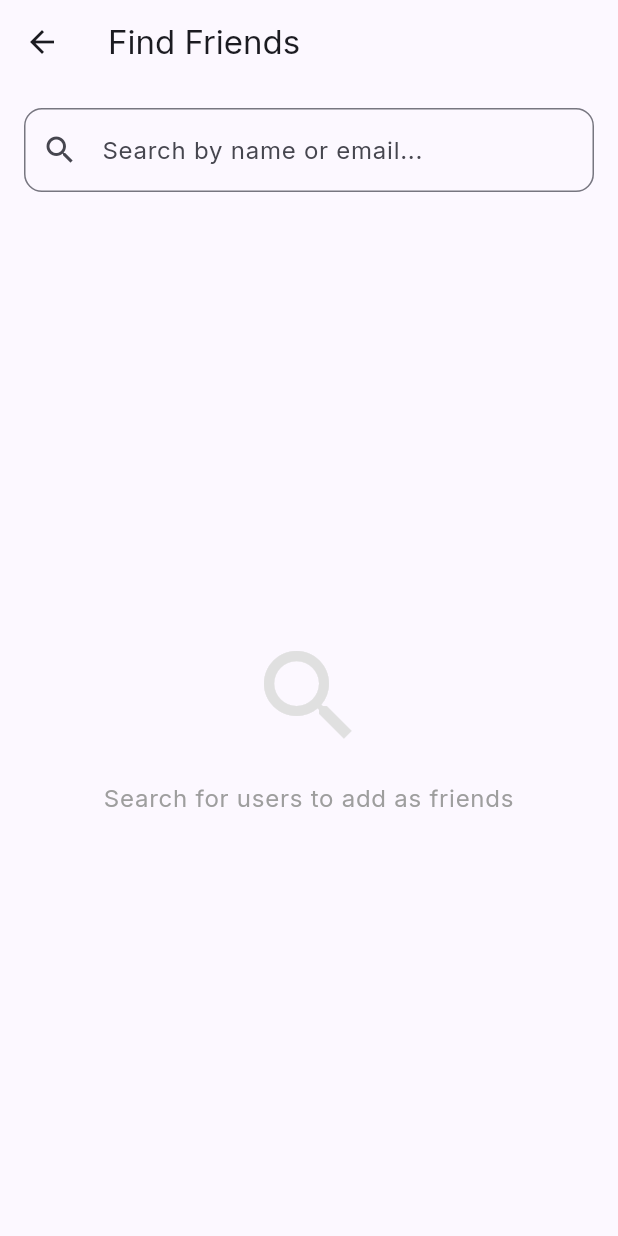
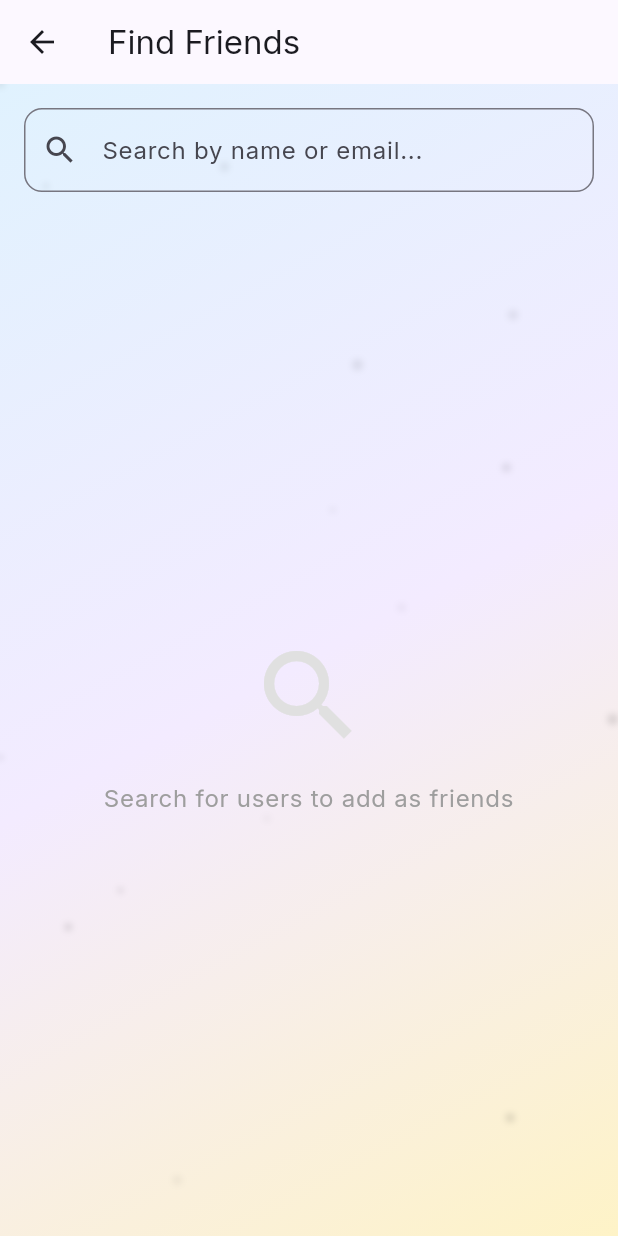
Before and after one commit to dekaos/my-habits, a Flutter app: the SearchUsersScreen screen opened directly, on a phone screen of 412 x 824 dp. Run offline on Flutter 3.47's test engine with Material 3 defaults, Android fonts, the phone set to English and light mode, and no system bars; our stand-ins replace audioplayers, confetti, fl_chart, flutter_local_notifications, flutter_riverpod, flutter_slidable and 6 more; accounts and stored records are empty; network calls fail; project files that could hold a hidden picture were left out.

Commit message:
SearchUserScreen > Add nice background

```diff
--- a/lib/screens/social/search_users_screen.dart
+++ b/lib/screens/social/search_users_screen.dart
@@ -3,6 +3,7 @@ import 'package:flutter_riverpod/flutter_riverpod.dart';
 import '../../providers/social_provider.dart';
 import '../../providers/auth_provider.dart';
 import '../../models/user_profile.dart';
+import '../../widgets/animated_gradient_background.dart';
 
 class SearchUsersScreen extends ConsumerStatefulWidget {
   const SearchUsersScreen({super.key});
@@ -104,7 +105,8 @@ class _SearchUsersScreenState extends ConsumerState<SearchUsersScreen> {
       appBar: AppBar(
         title: const Text('Find Friends'),
       ),
-      body: Column(
+      body: AnimatedGradientBackground(
+        child: Column(
           children: [
             Padding(
               padding: const EdgeInsets.all(16.0),
@@ -221,7 +223,8 @@ class _SearchUsersScreenState extends ConsumerState<SearchUsersScreen> {
                                 trailing: isCurrentUser
                                     ? const Chip(label: Text('You'))
                                     : FilledButton(
-                                      onPressed: () => _sendFriendRequest(user),
+                                        onPressed: () =>
+                                            _sendFriendRequest(user),
                                         child: const Text('Add'),
                                       ),
                               ),
@@ -231,6 +234,7 @@ class _SearchUsersScreenState extends ConsumerState<SearchUsersScreen> {
             ),
           ],
         ),
+      ),
     );
   }
 }
```
Lines whose indentation alone changed are shown as unchanged.
